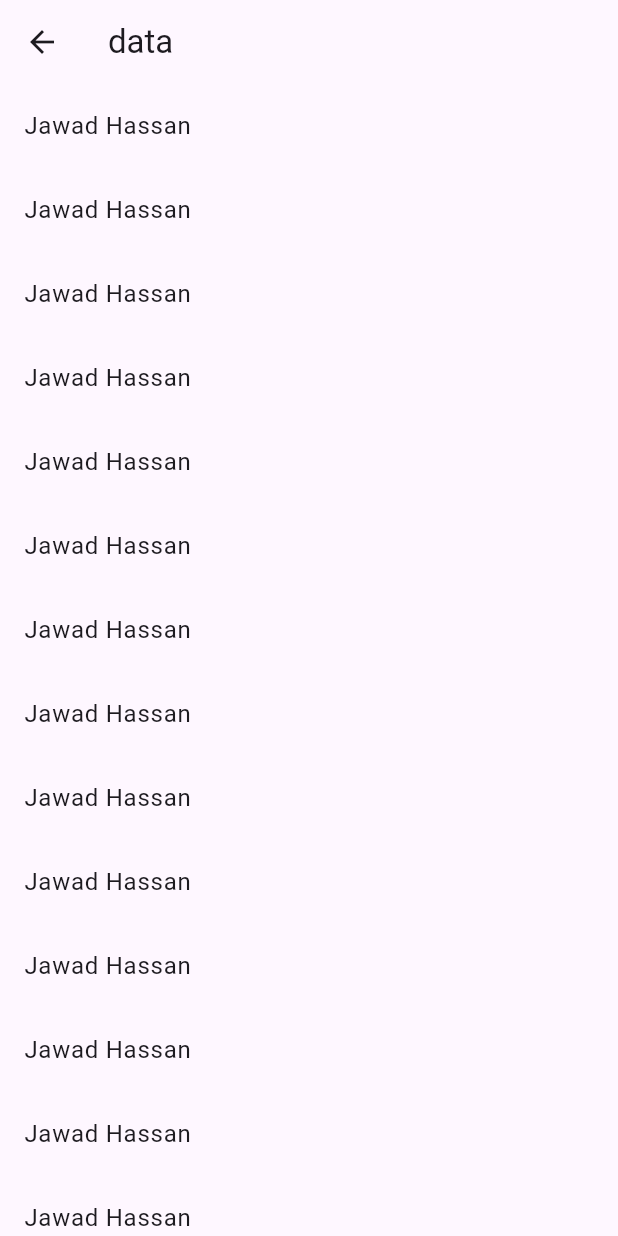
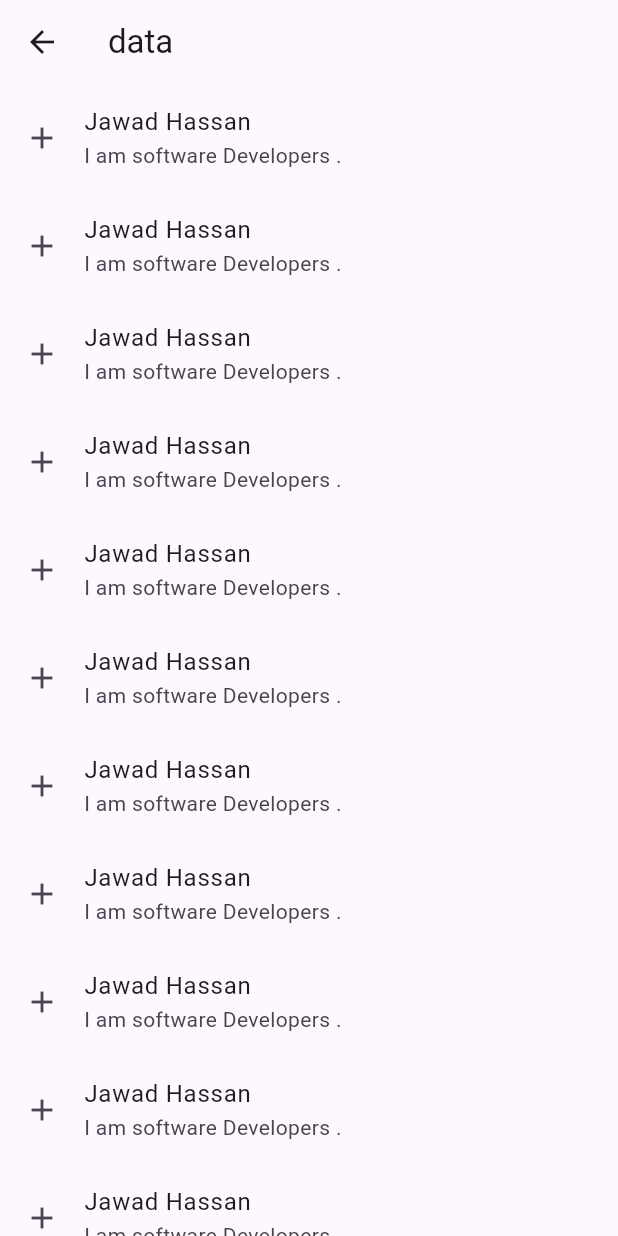
Before and after one commit to Muhammadjj/GitHub-Branches-Practice-, a Flutter app: the ChattingList screen opened directly, on a phone screen of 412 x 824 dp. Run offline on Flutter 3.47's test engine with Material 3 defaults, Android fonts, the light colour scheme and no system bars.

Commit message:
ListVeiw Some Changes

```diff
--- a/lib/Chat/chatting_list.dart
+++ b/lib/Chat/chatting_list.dart
@@ -17,6 +17,8 @@ class _ChattingListState extends State<ChattingList> {
           itemBuilder: (context, index) {
             return const ListTile(
               title: Text("Jawad Hassan"),
+              subtitle: Text("I am software Developers ."),
+              leading: Icon(Icons.add),
             );
           },
         ));
```
